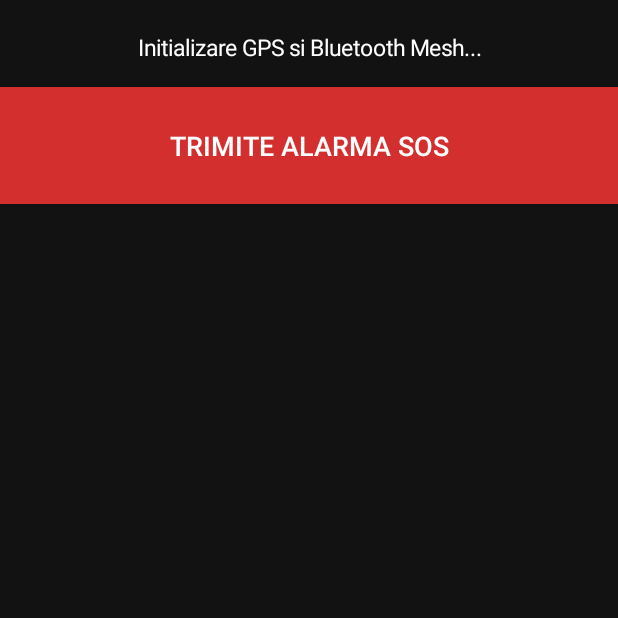
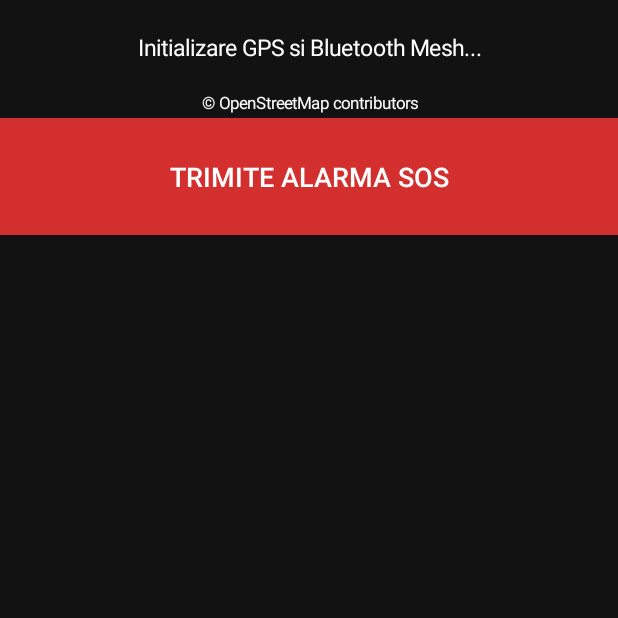
Before and after one commit to FAV89/sos-mesh-offline, an Android app: the MainActivity screen opened directly, with no data from a screen before it, on a phone screen of 412 x 824 dp, the top half of it. Run offline under Robolectric (Android 15) with nearby library versions, the phone set to English and light mode, and no system bars; libraries missing offline, so code that uses them is left out: org.osmdroid.config, org.osmdroid.tileprovider, org.osmdroid.util, org.osmdroid.views; 4 statements that could not run were skipped.

Commit message:
Add attribution text for OpenStreetMap contributors

```diff
--- a/app/src/main/java/com/sos/meshoffline/MainActivity.kt
+++ b/app/src/main/java/com/sos/meshoffline/MainActivity.kt
@@ -94,6 +94,14 @@ class MainActivity : AppCompatActivity() {
 
         layout.addView(statusText)
         layout.addView(map, mapParams)
+        val attribution = TextView(this).apply {
+    text = "© OpenStreetMap contributors"
+    setTextColor(Color.WHITE)
+    textSize = 11f
+    gravity = Gravity.CENTER
+    setPadding(8, 4, 8, 4)
+}
+layout.addView(attribution)
         layout.addView(sosButton)
 
         setContentView(layout)
```
